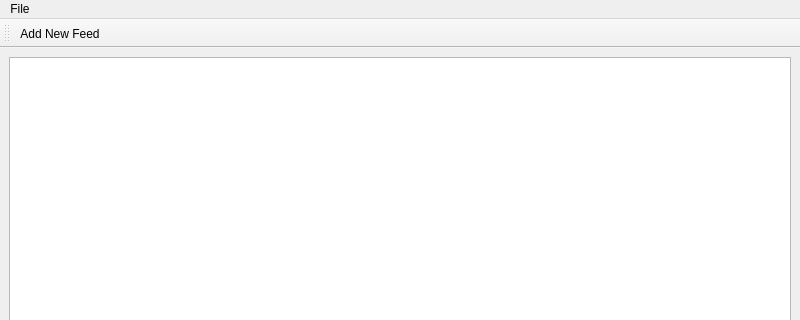
Old version of the form clacks.ui in the repository barryodev/clacks-qt; both pictures show x 0 to 800 and y 0 to 320 of the 800 by 600 pixel window.
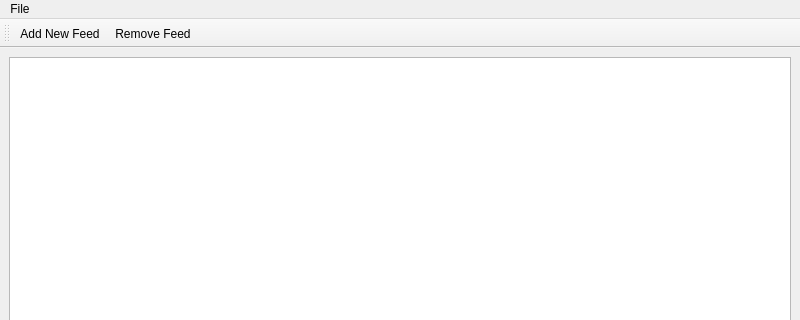
New version of the form.

Commit message: implemented remove feed function

Patch:
```diff
--- a/clacks.ui
+++ b/clacks.ui
@@ -49,6 +49,7 @@
     <bool>false</bool>
    </attribute>
    <addaction name="actionAddNewFeed"/>
+   <addaction name="actionRemove_Feed"/>
   </widget>
   <action name="actionAddNewFeed">
    <property name="text">
@@ -58,6 +59,11 @@
     <string>Select a new feed to follow</string>
    </property>
   </action>
+  <action name="actionRemove_Feed">
+   <property name="text">
+    <string>Remove Feed</string>
+   </property>
+  </action>
  </widget>
  <resources/>
  <connections/>
```
Left out of the diff: 1 changed line with no effect on the pictures. The commit also changes 7 other files.
